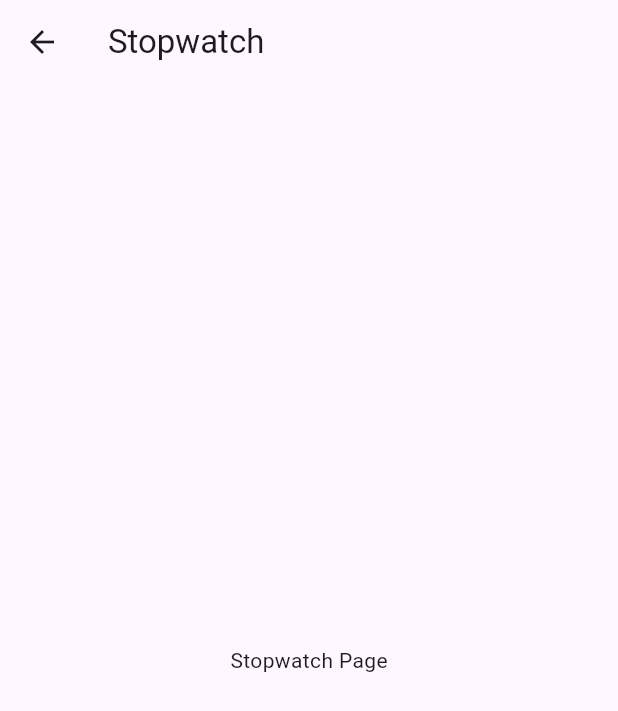
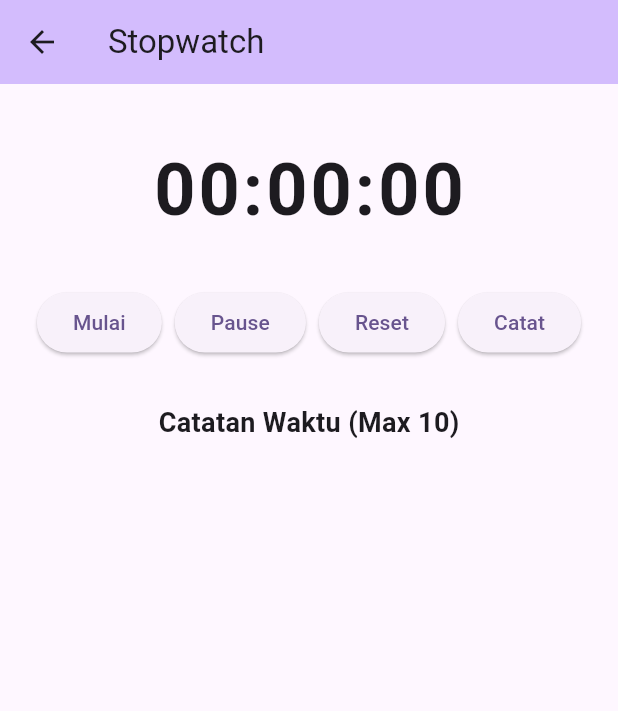
Before and after one commit to Mr-SyamaIdzar/random-bullshit, a Flutter app: the StopwatchPage screen opened directly, on a phone screen of 412 x 824 dp. Shown: the top 711 px of the screen. Run offline on Flutter 3.47's test engine with Material 3 defaults, Android fonts, the light colour scheme and no system bars.

Commit message:
Implement stopwatch functionality with UI
stopwatch by adit done

```diff
--- a/lib/screens/stopwatch_page.dart
+++ b/lib/screens/stopwatch_page.dart
@@ -1,21 +1,163 @@
+import 'dart:async';
 import 'package:flutter/material.dart';
 
 class StopwatchPage extends StatefulWidget {
-  const StopwatchPage({Key? key}) : super(key: key);
+  const StopwatchPage({super.key});
 
   @override
   State<StopwatchPage> createState() => _StopwatchPageState();
 }
 
 class _StopwatchPageState extends State<StopwatchPage> {
+
+  final Stopwatch _stopwatch = Stopwatch();
+  late Timer _timer;
+
+  String _displayTime = "00:00:00";
+  List<String> _records = [];
+
+  void _start() {
+    _stopwatch.start();
+
+    _timer = Timer.periodic(const Duration(milliseconds: 100), (timer) {
+      setState(() {
+        _displayTime = _formatTime(_stopwatch.elapsedMilliseconds);
+      });
+    });
+  }
+
+  void _pause() {
+    _stopwatch.stop();
+    _timer.cancel();
+  }
+
+  void _reset() {
+    _stopwatch.reset();
+    _timer.cancel();
+
+    setState(() {
+      _displayTime = "00:00:00";
+      _records.clear();
+    });
+  }
+
+  void _record() {
+    if (_records.length < 10) {
+      setState(() {
+        _records.add(_displayTime);
+      });
+    } else {
+      ScaffoldMessenger.of(context).showSnackBar(
+        const SnackBar(
+          content: Text("Maksimal 10 catatan waktu"),
+        ),
+      );
+    }
+  }
+
+  String _formatTime(int milliseconds) {
+    int hundreds = (milliseconds / 10).truncate();
+    int seconds = (hundreds / 100).truncate();
+    int minutes = (seconds / 60).truncate();
+
+    String minutesStr = (minutes % 60).toString().padLeft(2, '0');
+    String secondsStr = (seconds % 60).toString().padLeft(2, '0');
+    String hundredsStr = (hundreds % 100).toString().padLeft(2, '0');
+
+    return "$minutesStr:$secondsStr:$hundredsStr";
+  }
+
+  @override
+  void dispose() {
+    if (_stopwatch.isRunning) {
+      _timer.cancel();
+    }
+    super.dispose();
+  }
+
   @override
   Widget build(BuildContext context) {
+
     return Scaffold(
       appBar: AppBar(
-        title: const Text('Stopwatch'),
+        title: const Text("Stopwatch"),
+        backgroundColor: Theme.of(context).colorScheme.inversePrimary,
       ),
-      body: const Center(
-        child: Text('Stopwatch Page'),
+
+      body: Padding(
+        padding: const EdgeInsets.all(16),
+        child: Column(
+          children: [
+
+            const SizedBox(height: 20),
+
+            ///Time
+            Text(
+              _displayTime,
+              style: const TextStyle(
+                fontSize: 48,
+                fontWeight: FontWeight.bold,
+                letterSpacing: 2,
+              ),
+            ),
+
+            const SizedBox(height: 30),
+
+            ///Tombol
+            Row(
+              mainAxisAlignment: MainAxisAlignment.spaceEvenly,
+              children: [
+
+                ElevatedButton(
+                  onPressed: _start,
+                  child: const Text("Mulai"),
+                ),
+
+                ElevatedButton(
+                  onPressed: _pause,
+                  child: const Text("Pause"),
+                ),
+
+                ElevatedButton(
+                  onPressed: _reset,
+                  child: const Text("Reset"),
+                ),
+
+                ElevatedButton(
+                  onPressed: _record,
+                  child: const Text("Catat"),
+                ),
+              ],
+            ),
+
+            const SizedBox(height: 30),
+
+            const Text(
+              "Catatan Waktu (Max 10)",
+              style: TextStyle(
+                fontSize: 18,
+                fontWeight: FontWeight.bold,
+              ),
+            ),
+
+            const SizedBox(height: 10),
+
+            /// List Catatan
+            Expanded(
+              child: ListView.builder(
+                itemCount: _records.length,
+                itemBuilder: (context, index) {
+                  return Card(
+                    child: ListTile(
+                      leading: Text("#${index + 1}"),
+                      title: Text(_records[index]),
+                    ),
+                  );
+                },
+              ),
+            ),
+          ],
+        ),
       ),
     );
   }
```
